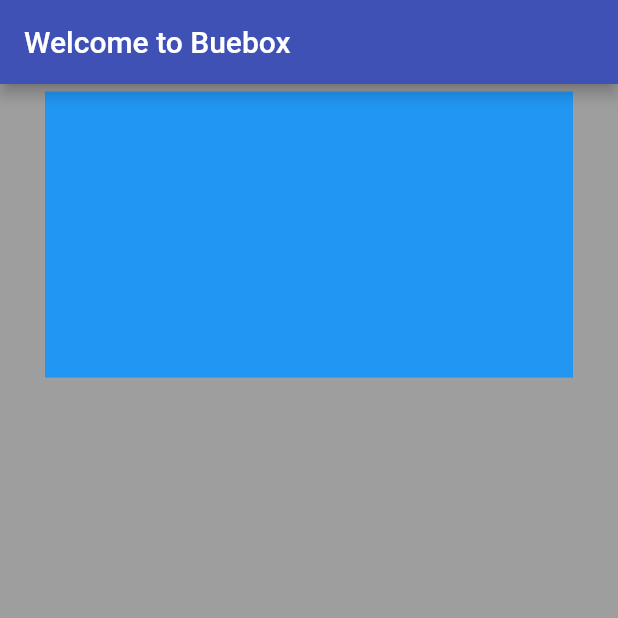
After one commit to leonstegmann/Beerbox, a Flutter app: the screen it shows after launch, on a phone screen of 412 x 824 dp, the top half of it. The commit adds this screen. Run offline on Flutter 3.47's test engine with Material 2 defaults, Android fonts, the phone set to English and light mode, and no system bars.

Commit message:
ADD
- display_of_items.dart
- item_menu.dart
- item_type_buttons.dart

```diff
--- a/lib/main.dart
+++ b/lib/main.dart
@@ -1,3 +1,4 @@
+import 'package:beerbox/view/customer_view/item_menu.dart';
 import 'package:beerbox/view/table_overview_screen.dart';
 import 'package:flutter/material.dart';
 
@@ -15,7 +16,7 @@ class MyApp extends StatelessWidget {
       theme: ThemeData(
         primarySwatch: Colors.indigo,
       ),
-      home: TableOverview(),
+      home: ItemMenu(),
     );
   }
 }
--- /dev/null
+++ b/lib/view/customer_view/item_menu.dart
@@ -0,0 +1,28 @@
+import 'package:beerbox/view/customer_view/display_of_items.dart';
+import 'package:beerbox/view/customer_view/item_type_buttons.dart';
+import 'package:flutter/material.dart';
+
+class ItemMenu extends StatelessWidget {
+  const ItemMenu({Key? key}) : super(key: key);
+
+  @override
+  Widget build(BuildContext context) {
+    return Scaffold(
+      appBar: AppBar(
+        title: Text(
+          'Welcome to Buebox',
+        ),
+      ),
+      body: Container(
+        padding: EdgeInsets.fromLTRB(30, 5, 30, 0),
+        color: Colors.grey,
+        child: Column(
+          children: [
+            Flexible(flex: 1, child: ItemTypeButtons()),
+            Flexible(flex: 3,child: ItemDisplay()),
+          ],
+        ),
+      ),
+    );
+  }
+}
--- /dev/null
+++ b/lib/view/customer_view/item_type_buttons.dart
@@ -0,0 +1,12 @@
+import 'package:flutter/material.dart';
+
+class ItemTypeButtons extends StatelessWidget {
+  const ItemTypeButtons({Key? key}) : super(key: key);
+
+  @override
+  Widget build(BuildContext context) {
+    return Container(
+      color: Colors.blue, //Test Color
+    );
+  }
+}
```
Also changed, not shown: lib/view/customer_view/display_of_items.dart (added, +16 -0 lines).
